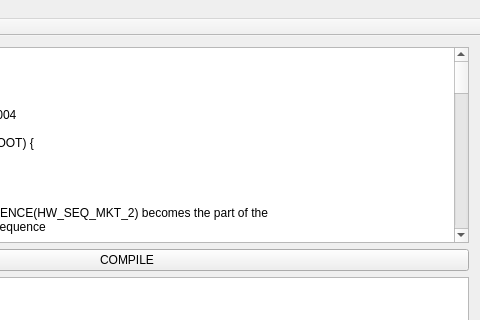
This is mainwindow.ui in fsvymk/newclass as Qt 5 draws it before an edit; both pictures show x 226 to 706 and y 0 to 320 of the 706 by 533 pixel window. The edited form follows.
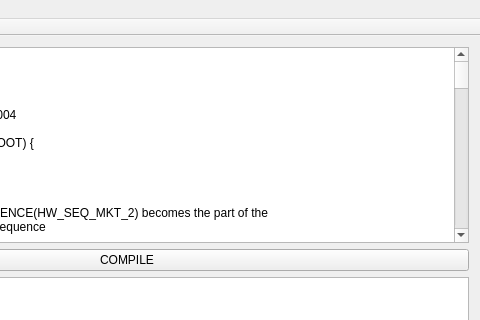
This is the edited form.

```diff
--- a/mainwindow.ui
+++ b/mainwindow.ui
@@ -50,9 +50,32 @@
 				
 				
 				
-#define IP1_UPDATE EVENT_L00				
+#define IP1_UPDATE EVENT_L00	
+
+module  (  KPA_IP1  ,  SEQ_CTRL_ROOT    )       {
+
+
+
+
+	procedure ( IP1_UPDATE) {			
+		A := Ctrl;		
+		Ctrl := A &amp; 0xFFFE;		
+		rg[11] := Vx + dVx;		
+		rg[10] := Vx - dVx;		
+		rg[1] := 0xA710;		
+		Ctrl := 0x0002 | iif ( A &amp; 0x0020, A | 0x8000, A);		
+	}
+}
+
+module(KPA_IP2, HW_SEQ_CTRL){VAR_EVENTS{Ctrl ::: IP1_UPDATE}}
+
+module	(	KPA_IP3	, 		 HW_CTRL_ROOT	)	 {	
+	uword Vx : rg:7, dVx:rg:8;			
+	uword Ctrl:port:0;			
+	word A, B, C;			
+}
 				
-module (KPA_IP1, HW_SEQ_CTRL_ROOT) {				
+module (KPA_IP4, HW_SEQ_CTRL_ROOT) {				
 	uword Vx : rg:7, dVx:rg:8;			
 	uword Ctrl:port:0;			
 	word A, B, C;			
@@ -88,7 +111,8 @@
 		}		
 		debug_prnt (&quot;Module IP1 was run at %02d:%02d&quot;, m_pos, m_channel);		
 	}			
-}		</string>
+}				
+</string>
       </property>
      </widget>
     </item>
```
